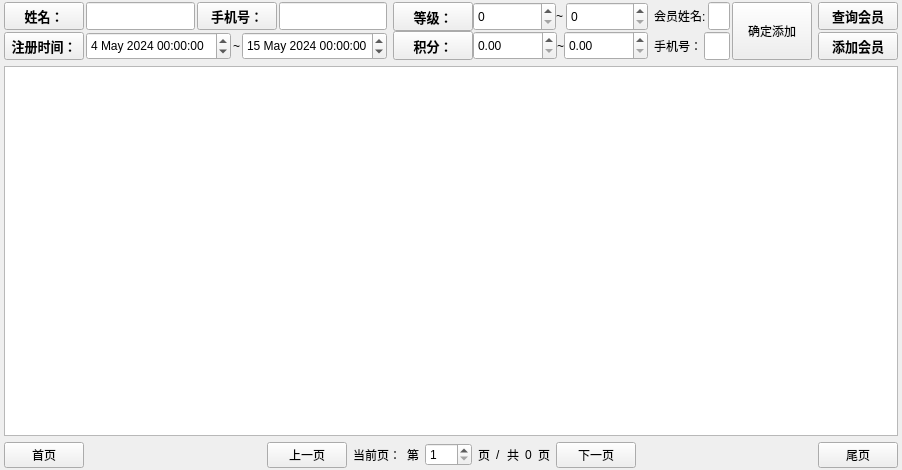
Qt form view/manager/widgetvipmanager.ui (ylxcvvan/Supermarket-Commodity-Management-System) before a commit.
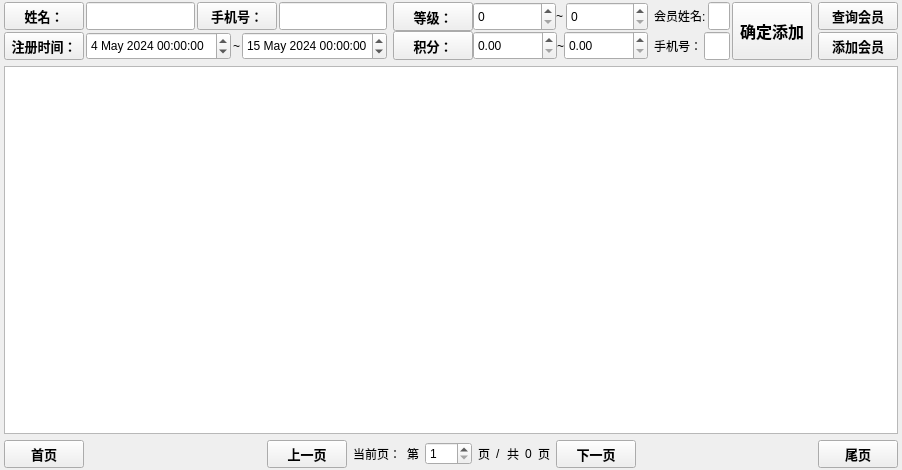
The same form after that commit. Custom widgets are drawn as their Qt base class.

Commit message: 调整整个界面的ui字体和设计，现在按钮的大小趋近统一

Patch:
```diff
--- a/view/manager/widgetvipmanager.ui
+++ b/view/manager/widgetvipmanager.ui
@@ -453,6 +453,12 @@
               <verstretch>0</verstretch>
              </sizepolicy>
             </property>
+            <property name="font">
+             <font>
+              <pointsize>12</pointsize>
+              <bold>true</bold>
+             </font>
+            </property>
             <property name="text">
              <string>确定添加</string>
             </property>
@@ -529,6 +535,12 @@
         <layout class="QHBoxLayout" name="horizontalLayout_10">
          <item>
           <widget class="QtMaterialRaisedButton" name="fontpage">
+           <property name="font">
+            <font>
+             <pointsize>10</pointsize>
+             <bold>true</bold>
+            </font>
+           </property>
            <property name="text">
             <string>首页</string>
            </property>
@@ -549,6 +561,12 @@
          </item>
          <item>
           <widget class="QtMaterialRaisedButton" name="prepage">
+           <property name="font">
+            <font>
+             <pointsize>10</pointsize>
+             <bold>true</bold>
+            </font>
+           </property>
            <property name="text">
             <string>上一页</string>
            </property>
@@ -621,6 +639,12 @@
          </item>
          <item>
           <widget class="QtMaterialRaisedButton" name="nextpage">
+           <property name="font">
+            <font>
+             <pointsize>10</pointsize>
+             <bold>true</bold>
+            </font>
+           </property>
            <property name="text">
             <string>下一页</string>
            </property>
@@ -641,6 +665,12 @@
          </item>
          <item>
           <widget class="QtMaterialRaisedButton" name="tailpage">
+           <property name="font">
+            <font>
+             <pointsize>10</pointsize>
+             <bold>true</bold>
+            </font>
+           </property>
            <property name="text">
             <string>尾页</string>
            </property>
```
The commit also changes 6 other files.
